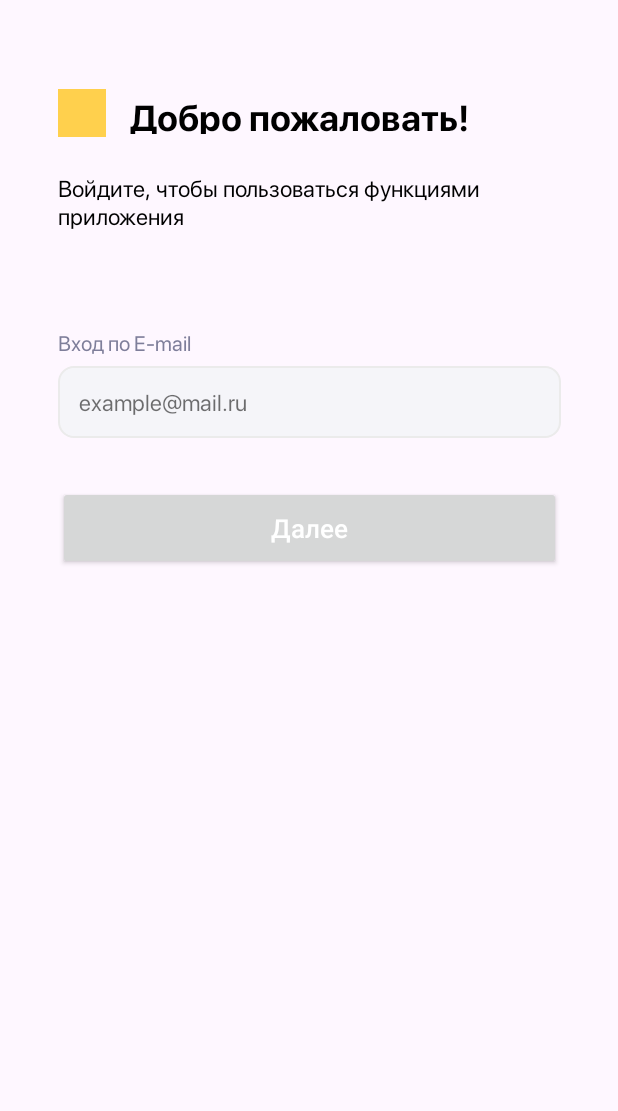
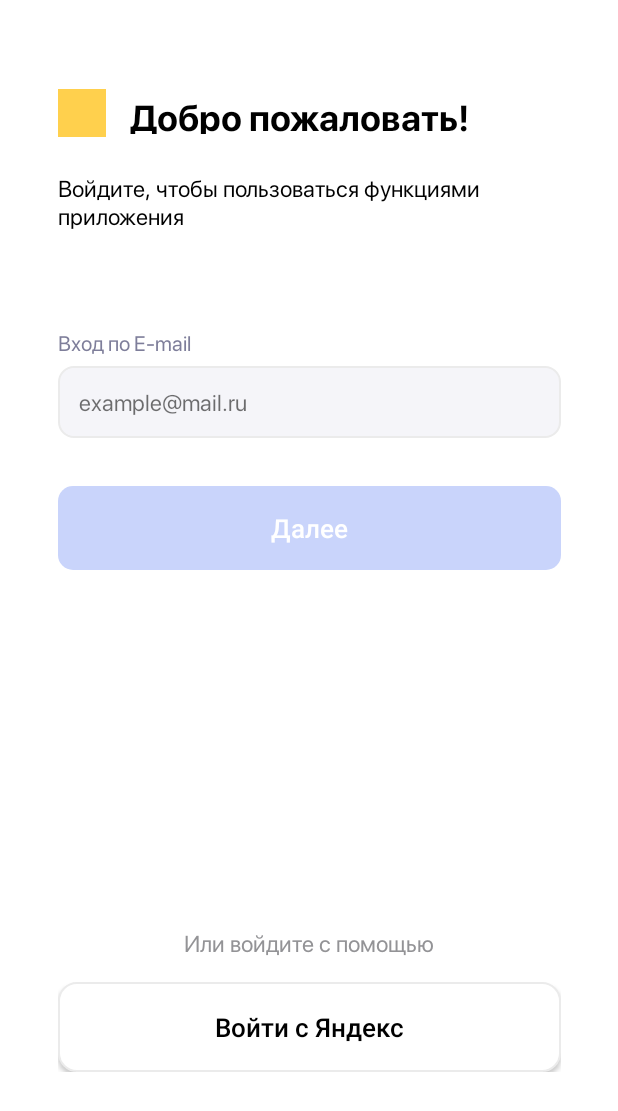
Before and after one commit to meserygamer/SmartLab, an Android app: the layout activity_login_window.xml on its own in the app's theme, with its tools: preview values and no code run, on a phone screen of 412 x 824 dp. Shown: the top 1111 px of the screen. Run offline under Robolectric (Android 15) with nearby library versions, the phone set to English and light mode, and no system bars.

Commit message:
Сделан шаблон ввода email

```diff
--- /dev/null
+++ b/app/src/main/res/drawable/enter_with_yandex_button.xml
@@ -0,0 +1,10 @@
+<?xml version="1.0" encoding="utf-8"?>
+<selector xmlns:android="http://schemas.android.com/apk/res/android">
+    <item>
+        <shape android:shape="rectangle">
+            <corners android:radius="12dp"></corners>
+            <solid android:color="@color/white"></solid>
+            <stroke android:width="1dp" android:color="#EBEBEB"></stroke>
+        </shape>
+    </item>
+</selector>
--- /dev/null
+++ b/app/src/main/res/drawable/send_code_button.xml
@@ -0,0 +1,15 @@
+<?xml version="1.0" encoding="utf-8"?>
+<selector xmlns:android="http://schemas.android.com/apk/res/android">
+    <item android:state_enabled="false">
+        <shape android:shape="rectangle">
+            <corners android:radius="10dp"></corners>
+            <solid android:color="#C9D4FB"></solid>
+        </shape>
+    </item>
+    <item android:state_enabled="true">
+        <shape android:shape="rectangle">
+            <corners android:radius="10dp"></corners>
+            <solid android:color="#1A6FEE"></solid>
+        </shape>
+    </item>
+</selector>
--- a/app/src/main/res/layout/activity_login_window.xml
+++ b/app/src/main/res/layout/activity_login_window.xml
@@ -4,7 +4,8 @@
     xmlns:tools="http://schemas.android.com/tools"
     android:layout_width="match_parent"
     android:layout_height="match_parent"
-    tools:context=".LoginWindow">
+    tools:context=".LoginWindow"
+    android:background="@color/white">
 
     <androidx.appcompat.widget.LinearLayoutCompat
         android:layout_width="wrap_content"
@@ -81,14 +82,52 @@
     </androidx.appcompat.widget.LinearLayoutCompat>
 
     <androidx.appcompat.widget.AppCompatButton
+        android:id="@+id/appCompatButton"
         android:layout_width="335dp"
         android:layout_height="56dp"
-        app:layout_constraintTop_toBottomOf="@+id/EmailInput"
         android:layout_marginTop="32dp"
+        android:background="@drawable/send_code_button"
+        android:enabled="false"
+        android:text="Далее"
+        android:textAllCaps="false"
+        android:textColor="@color/white"
+        android:textSize="17dp"
         app:layout_constraintLeft_toLeftOf="parent"
         app:layout_constraintRight_toRightOf="parent"
-        android:text="Далее"
-        android:textAllCaps="false"
-        android:textSize="17dp"
-        android:textColor="@color/white"/>
+        app:layout_constraintTop_toBottomOf="@+id/EmailInput" />
+
+    <androidx.appcompat.widget.LinearLayoutCompat
+        android:layout_width="wrap_content"
+        android:layout_height="wrap_content"
+        app:layout_constraintEnd_toEndOf="parent"
+        app:layout_constraintStart_toStartOf="parent"
+        app:layout_constraintTop_toBottomOf="@+id/appCompatButton"
+        android:layout_marginTop="162dp"
+        android:orientation="vertical"
+        android:gravity="center">
+
+        <TextView
+            android:layout_width="wrap_content"
+            android:layout_height="wrap_content"
+            android:layout_marginTop="76dp"
+            android:text="Или войдите с помощью"
+            android:textColor="#939396"
+            android:fontFamily="@font/sf_pro_display_regular"
+            android:textFontWeight="400"
+            android:textSize="15dp"
+            android:lineHeight="20dp"/>
+
+        <androidx.appcompat.widget.AppCompatButton
+            android:id="@+id/YandexEnter"
+            android:layout_width="335dp"
+            android:layout_height="60dp"
+            android:layout_marginTop="16dp"
+            android:text="Войти с Яндекс"
+            android:textAllCaps="false"
+            android:textColor="@color/black"
+            android:textSize="17dp"
+            android:background="@drawable/enter_with_yandex_button"/>
+
+    </androidx.appcompat.widget.LinearLayoutCompat>
+
 </androidx.constraintlayout.widget.ConstraintLayout>
```
